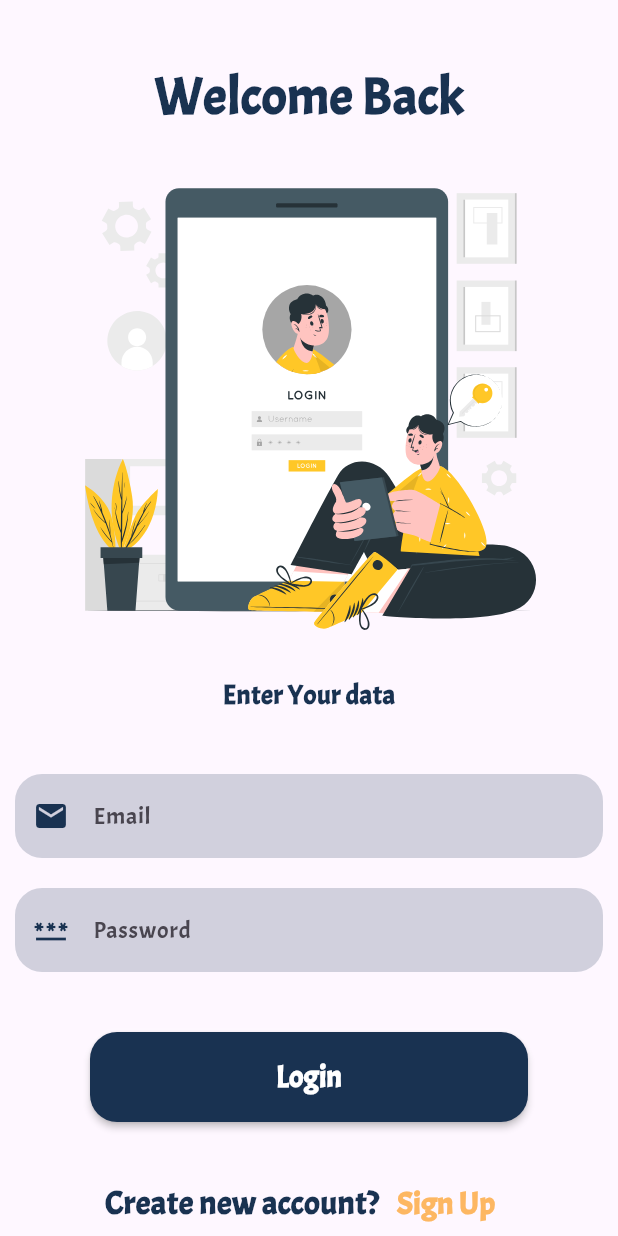
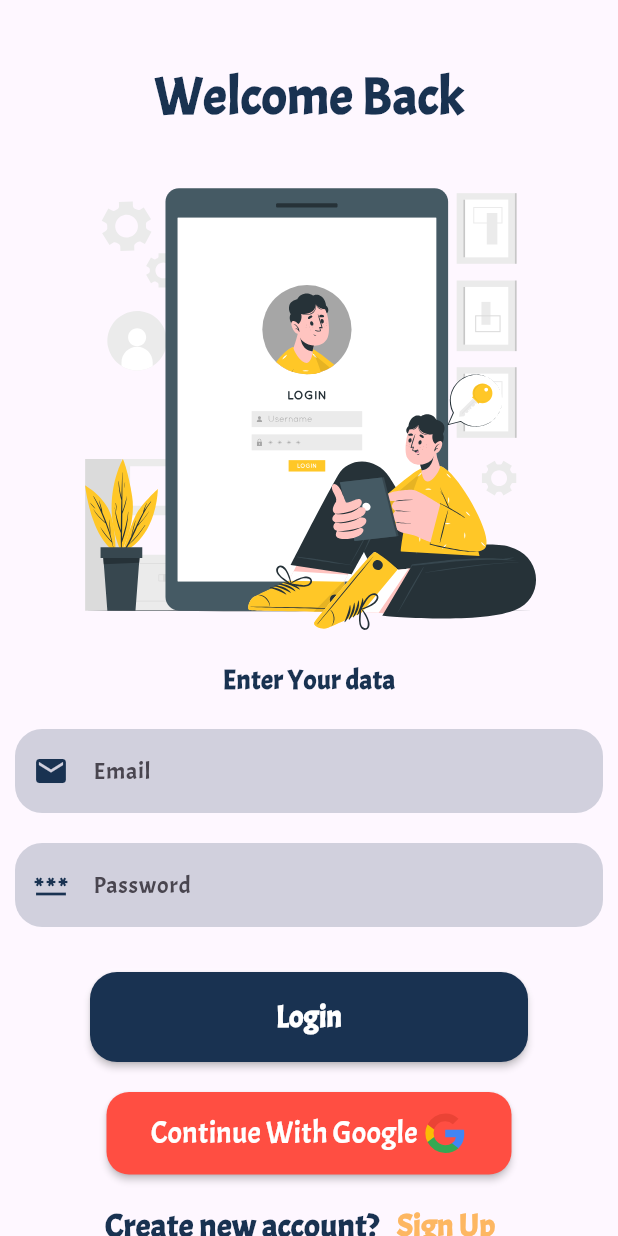
Before and after one commit to MarkMagdyShawky/new_to_do_app, a Flutter app: the screen it shows after launch, after a tap on "Login", on a phone screen of 412 x 824 dp. Run offline on Flutter 3.47's test engine with Material 3 defaults, Android fonts, the light colour scheme and no system bars; our stand-ins replace awesome_dialog, cloud_firestore, firebase_auth, firebase_core, flutter_svg, google_sign_in and 1 more; accounts and stored records are empty.

Commit message:
change height and width of some widges

```diff
--- a/lib/Features/login/screens/loginPage.dart
+++ b/lib/Features/login/screens/loginPage.dart
@@ -114,7 +114,7 @@ class _LoginPageState extends State<LoginPage> {
                     key: formState,
                     child: Column(
                       children: [
-                        SizedBox(height: 30),
+                        SizedBox(height: 10),
                         CustomTextField(
                           textName: "email",
                           controllerName: email,
@@ -129,7 +129,7 @@ class _LoginPageState extends State<LoginPage> {
                           focusNode: focusNode2,
                           iconss: Icons.password,
                         ),
-                        SizedBox(height: 30),
+                        SizedBox(height: 20),
                         CustomLargeDarkButton(
                           btnName: StringManager.LoginBtnName,
                           nextPage: "ToDoHome",
@@ -139,15 +139,16 @@ class _LoginPageState extends State<LoginPage> {
                     ),
                   ),
                 ),
-                SizedBox(height: 30),
+                SizedBox(height: 20),
+                CustomGoogleBtn(
+                  signInWithGoogle: signInWithGoogle,
+                ),
+                SizedBox(height: 10),
                 // Login Footer
                 CustomLoginFooter(
                   question: StringManager.LoginFooterQ,
                   nextPage: "Signup",
                   btnName: StringManager.SignupBtnName,
-                ),
-                CustomGoogleBtn(
-                  signInWithGoogle: signInWithGoogle,
                 ),
               ],
             ),
--- a/lib/Features/login/widgets/customGoogleBtn.dart
+++ b/lib/Features/login/widgets/customGoogleBtn.dart
@@ -11,11 +11,10 @@ class CustomGoogleBtn extends StatelessWidget {
   Widget build(BuildContext context) {
     return MaterialButton(
       onPressed: signInWithGoogle,
-      color: Color.fromARGB(255, 255, 118, 108),
-      padding: const EdgeInsets.only(top: 10, bottom: 10),
-      height: 30,
-      minWidth: 255,
-      shape: RoundedRectangleBorder(borderRadius: BorderRadius.circular(60)),
+      color: Color.fromARGB(255, 255, 78, 66),
+      height: 55,
+      minWidth: 270,
+      shape: RoundedRectangleBorder(borderRadius: BorderRadius.circular(15)),
       child: Row(
         mainAxisSize: MainAxisSize.min,
         mainAxisAlignment: MainAxisAlignment.center,
--- a/lib/Features/login/widgets/customLoginHeader.dart
+++ b/lib/Features/login/widgets/customLoginHeader.dart
@@ -26,9 +26,6 @@ class CustomLoginHeader extends StatelessWidget {
           width: 400,
           height: 350,
         ),
-        SizedBox(
-          height: 10,
-        ),
         DarkTextManager(text: subtitle, fontSize: 18),
       ],
     );
```
